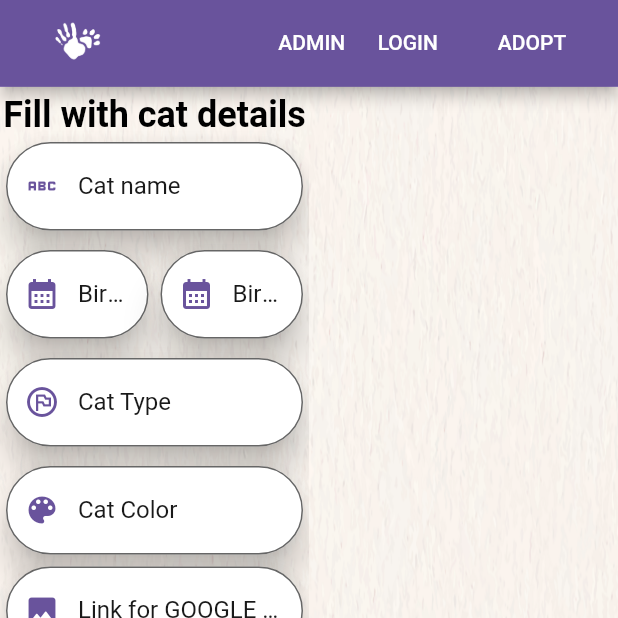
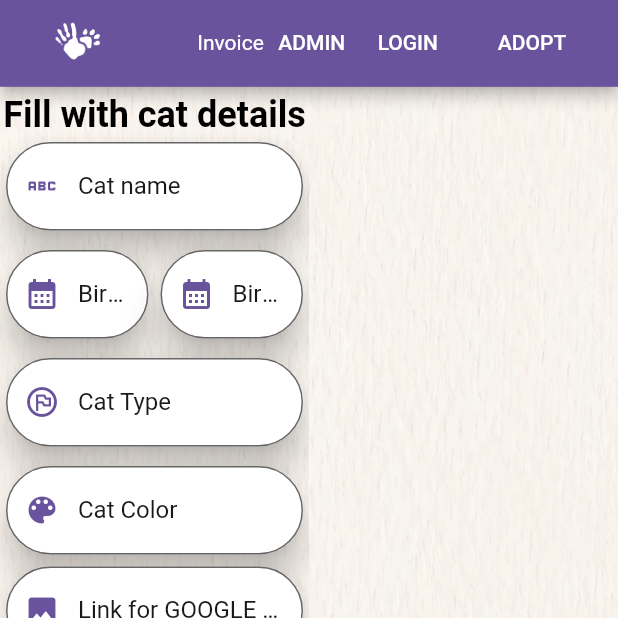
Before and after one commit to ZiadAssem/flutter_application_1, a Flutter app: the screen it shows after launch, on a phone screen of 412 x 824 dp, the top half of it. Run offline on Flutter 3.47's test engine with Material 2 defaults, Android fonts, the phone set to English and light mode, and no system bars; drawn by our look-alikes of firebase_database; our stand-ins replace carousel_slider, cloud_firestore, file_picker, firebase_auth, firebase_core, get and 2 more; accounts and stored records are empty.

Commit message:
finished invoice launcher

```diff
--- a/lib/reusable_widgets/reusable_widget.dart
+++ b/lib/reusable_widgets/reusable_widget.dart
@@ -122,7 +122,7 @@ Widget appBarButton(Widget navigateTo, String title, context) {
 }
 
 //A custom appbar for easy implementation
-appBarCustom(context, homeQuery) {
+appBarCustom(context, homeQuery,Widget InvoiceButton) {
   bool test = User.isAdmin;
   return PreferredSize(
     preferredSize: Size.fromHeight(0.07 * homeQuery.size.height),
@@ -132,6 +132,7 @@ appBarCustom(context, homeQuery) {
       actions: <Widget>[
         Row(
           children: [
+            InvoiceButton,
             adminButton(context),
             // appBarButton(TestScreen(), 'test', context),
             if (AuthenticationRepository.auth.currentUser == null)
--- a/lib/screens/admin-screens/addcatscreen.dart
+++ b/lib/screens/admin-screens/addcatscreen.dart
@@ -10,6 +10,8 @@ import 'package:flutter_application_1/src2/addcat_controller.dart';
 import 'package:get/get.dart';
 import '../../utils/database.dart';
 import '../../classes/cat.dart';
+import 'package:url_launcher/url_launcher.dart';
+
 
 class AddCat extends StatefulWidget {
   const AddCat({super.key});
@@ -29,7 +31,7 @@ class _AddCatState extends State<AddCat> with ValidationMixin {
     MediaQueryData homeQuery = MediaQuery.of(context);
 
     return Scaffold(
-      appBar: appBarCustom(context, homeQuery) as PreferredSize,
+      appBar: appBarCustom(context, homeQuery,invoiceButton()) as PreferredSize,
       body: SingleChildScrollView(
           scrollDirection: Axis.horizontal,
           child: Stack(
@@ -249,3 +251,13 @@ Widget listRequest({required Map request}) {
     ),
   );
 }
+Widget invoiceButton(){
+  return InkWell(
+              child: new Text('Invoice'),
+              onTap: () => launch('https://invoice-generator.com/'
+              //   Uri(
+              //   path: ,
+              // ),
+              )
+          );
+}
--- a/lib/screens/adoptscreen.dart
+++ b/lib/screens/adoptscreen.dart
@@ -24,7 +24,7 @@ class _AdoptionScreenState extends State<AdoptionScreen> {
     MediaQueryData homeQuery = MediaQuery.of(context);
 
     return Scaffold(
-        appBar: appBarCustom(context, homeQuery) as PreferredSize,
+        appBar: appBarCustom(context, homeQuery,Container()) as PreferredSize,
         //Builds a grid of cat objects with photos
         body: Stack(children: [
           Container(
--- a/lib/screens/homescreen.dart
+++ b/lib/screens/homescreen.dart
@@ -39,7 +39,7 @@ class _HomeScreenState extends State<HomeScreen> {
       },
         child: const Icon(Icons.arrow_downward),
       ),
-      appBar: appBarCustom(context, homeQuery),
+      appBar: appBarCustom(context, homeQuery,Container()),
       body: SingleChildScrollView(
         controller: scrollController,
         child: Column(
--- a/lib/screens/loginscreen2.dart
+++ b/lib/screens/loginscreen2.dart
@@ -54,7 +54,7 @@ class LoginScreen2State extends State<LoginScreen2> with ValidationMixin {
   Widget screenDecoration(context, title, Widget child, homeQuery) {
     return Scaffold(
       extendBodyBehindAppBar: true,
-      appBar: appBarCustom(context, homeQuery) as PreferredSize,
+      appBar: appBarCustom(context, homeQuery,Container()) as PreferredSize,
       body: Stack(
         children: [
           Container(
--- a/lib/screens/registerscreen2.dart
+++ b/lib/screens/registerscreen2.dart
@@ -49,7 +49,7 @@ class SignUpScreenState extends State<SignUpScreen> with ValidationMixin {
 Widget screenDecoration(context, title, Widget child, homeQuery) {
   return Scaffold(
     extendBodyBehindAppBar: true,
-    appBar: appBarCustom(context, homeQuery) as PreferredSize,
+    appBar: appBarCustom(context, homeQuery,Container()) as PreferredSize,
     body: Stack(
       children: [
         Container(
--- a/lib/screens/user_dashboard.dart
+++ b/lib/screens/user_dashboard.dart
@@ -22,7 +22,7 @@ class _AdminDashboardState extends State<AdminDashboard> {
 
 
     return Scaffold(
-     appBar: appBarCustom(context, homeQuery),
+     appBar: appBarCustom(context, homeQuery,Container()),
      body:Container(),
     );
   }
--- a/pubspec.yaml
+++ b/pubspec.yaml
@@ -49,6 +49,7 @@ dependencies:
   provider: ^6.0.4
   shared_preferences: ^2.0.15
   smooth_page_indicator: ^1.0.0+2
+  url_launcher: ^6.1.7
 dev_dependencies:
   flutter_lints: ^2.0.0
   flutter_test:
```
Also changed, not shown: pubspec.lock, 5 other files.
